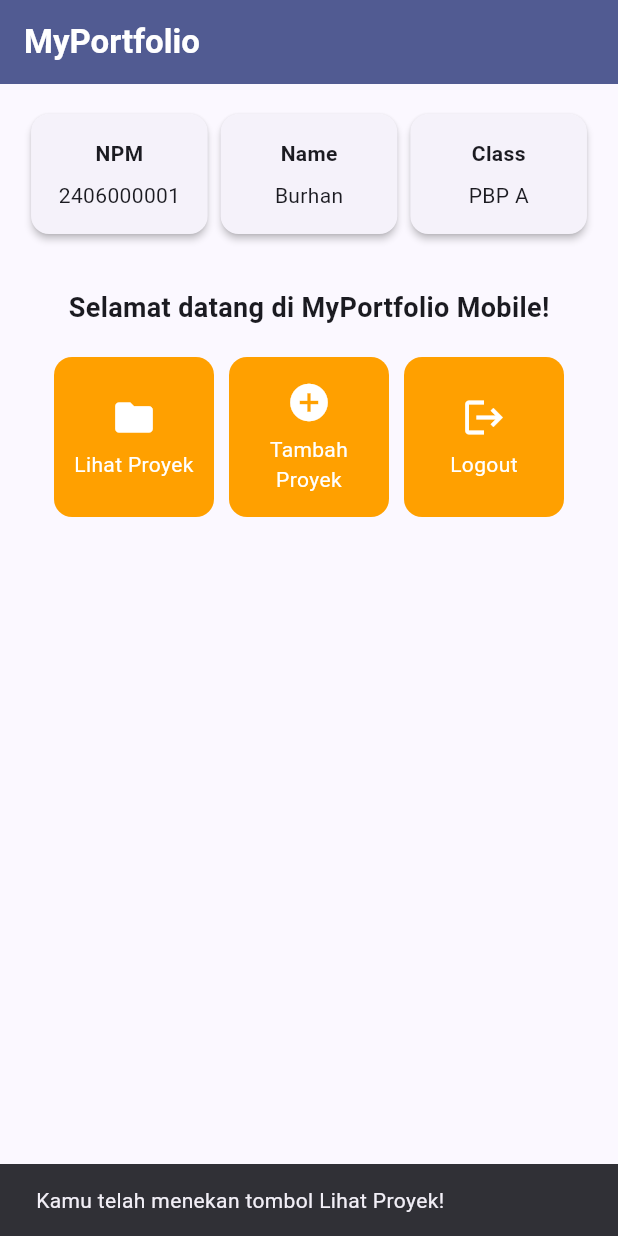
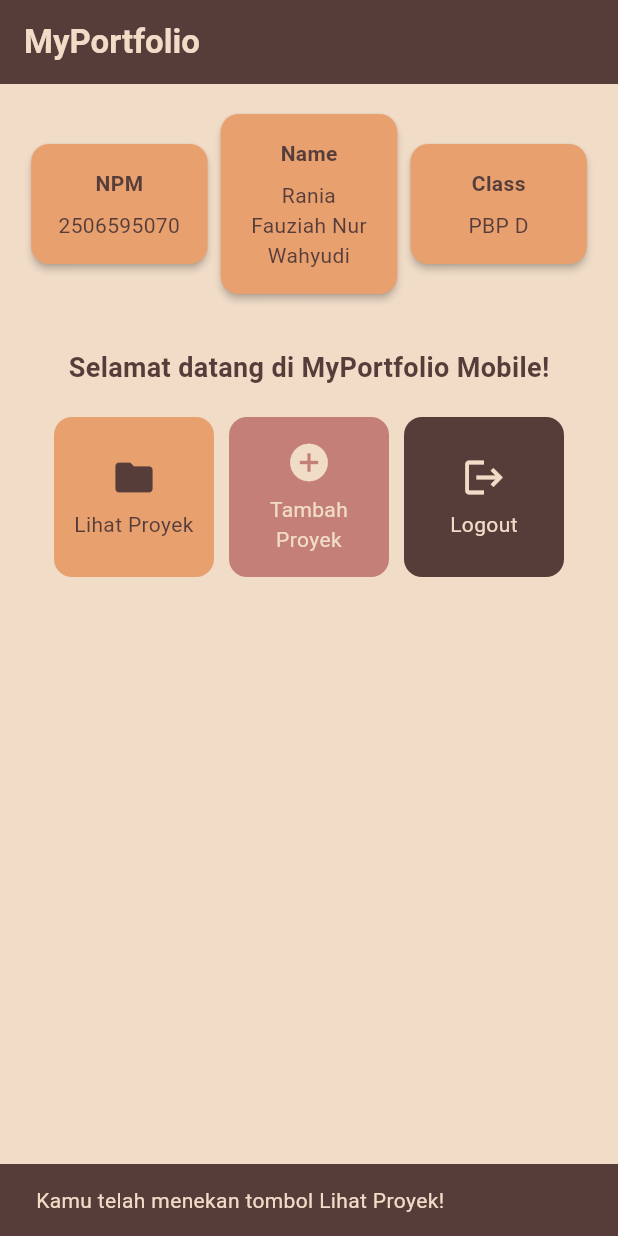
Before and after one commit to raniafauziah-csui/myportofolio_mobile, a Flutter app: the screen it shows after launch, after a tap on "Lihat Proyek", on a phone screen of 412 x 824 dp. Run offline on Flutter 3.47's test engine with Material 3 defaults, Android fonts, the phone set to English and light mode, and no system bars.

Commit message:
feat: tambah data profil dan warna unik tombol menu

```diff
--- a/lib/menu.dart
+++ b/lib/menu.dart
@@ -1,32 +1,43 @@
 import 'package:flutter/material.dart';
+
+// Palet warna aplikasi agar semua bagian halaman selaras.
+class AppColors {
+  static const Color brown = Color(0xFF563D3A); // teks & AppBar
+  static const Color cream = Color(0xFFF0DCC7); // latar belakang halaman
+  static const Color peach = Color(0xFFE8A06F); // aksen pengganti krem
+  static const Color rose = Color(0xFFC47F78); // aksen tambahan
+}
 
 class MyHomePage extends StatelessWidget {
   MyHomePage({super.key});
 
-  final String npm = "2406000001";
-  final String nama = "Burhan";
-  final String kelas = "PBP A";
+  final String npm = "2506595070";
+  final String nama = "Rania Fauziah Nur Wahyudi";
+  final String kelas = "PBP D";
 
   final List<ItemHomepage> items = [
-    ItemHomepage("Lihat Proyek", Icons.folder),
-    ItemHomepage("Tambah Proyek", Icons.add_circle),
-    ItemHomepage("Logout", Icons.logout),
+    // Krem diganti peach agar tidak menyatu dengan latar belakang.
+    ItemHomepage("Lihat Proyek", Icons.folder, AppColors.peach),
+    ItemHomepage("Tambah Proyek", Icons.add_circle, AppColors.rose),
+    ItemHomepage("Logout", Icons.logout, AppColors.brown),
   ];
 
     @override
   Widget build(BuildContext context) {
     // Scaffold menyediakan struktur visual dasar halaman (AppBar, Body, SnackBar).
     return Scaffold(
+      // Latar belakang halaman memakai warna krem.
+      backgroundColor: AppColors.cream,
       // AppBar menampilkan bar bagian atas halaman aplikasi.
       appBar: AppBar(
         title: const Text(
           'MyPortfolio',
           style: TextStyle(
-            color: Colors.white,
+            color: AppColors.cream,
             fontWeight: FontWeight.bold,
           ),
         ),
-        backgroundColor: Theme.of(context).colorScheme.primary,
+        backgroundColor: AppColors.brown,
       ),
       // Body halaman utama dengan padding di sekelilingnya.
       body: Padding(
@@ -55,6 +66,7 @@ class MyHomePage extends StatelessWidget {
                     child: Text(
                       'Selamat datang di MyPortfolio Mobile!',
                       style: TextStyle(
+                        color: AppColors.brown,
                         fontWeight: FontWeight.bold,
                         fontSize: 18.0,
                       ),
@@ -94,6 +106,8 @@ class InfoCard extends StatelessWidget {
   @override
   Widget build(BuildContext context) {
     return Card(
+      // Kartu memakai warna peach agar selaras dengan palet.
+      color: AppColors.peach,
       // Memberikan efek bayangan kartu elevasi 2 unit.
       elevation: 2.0,
       child: Container(
@@ -105,10 +119,18 @@ class InfoCard extends StatelessWidget {
           children: [
             Text(
               title,
-              style: const TextStyle(fontWeight: FontWeight.bold),
+              style: const TextStyle(
+                color: AppColors.brown,
+                fontWeight: FontWeight.bold,
+              ),
             ),
             const SizedBox(height: 8.0),
-            Text(content),
+            // textAlign agar nama panjang tetap rapi di tengah kartu.
+            Text(
+              content,
+              textAlign: TextAlign.center,
+              style: const TextStyle(color: AppColors.brown),
+            ),
           ],
         ),
       ),
@@ -119,8 +141,9 @@ class InfoCard extends StatelessWidget {
 class ItemHomepage {
   final String name;
   final IconData icon;
+  final Color color;
 
-  ItemHomepage(this.name, this.icon);
+  ItemHomepage(this.name, this.icon, this.color);
 }
 
 class ItemCard extends StatelessWidget {
@@ -130,9 +153,16 @@ class ItemCard extends StatelessWidget {
 
   @override
   Widget build(BuildContext context) {
+    // Warna teks/ikon menyesuaikan kecerahan latar kartu:
+    // latar gelap -> krem, latar terang -> coklat.
+    final Color foregroundColor =
+        ThemeData.estimateBrightnessForColor(item.color) == Brightness.dark
+            ? AppColors.cream
+            : AppColors.brown;
+
     return Material(
-      // Menggunakan warna sekunder dari skema tema aplikasi.
-      color: Theme.of(context).colorScheme.secondary,
+      // Menggunakan warna unik yang dimiliki masing-masing item.
+      color: item.color,
       borderRadius: BorderRadius.circular(12),
       child: InkWell(
         // Aksi ketika kartu ditekan oleh pengguna.
@@ -141,7 +171,13 @@ class ItemCard extends StatelessWidget {
           ScaffoldMessenger.of(context)
             ..hideCurrentSnackBar()
             ..showSnackBar(
-              SnackBar(content: Text("Kamu telah menekan tombol ${item.name}!"))
+              SnackBar(
+                content: Text(
+                  "Kamu telah menekan tombol ${item.name}!",
+                  style: const TextStyle(color: AppColors.cream),
+                ),
+                backgroundColor: AppColors.brown,
+              ),
             );
         },
         child: Container(
@@ -152,14 +188,14 @@ class ItemCard extends StatelessWidget {
               children: [
                 Icon(
                   item.icon,
-                  color: Colors.white,
+                  color: foregroundColor,
                   size: 30.0,
                 ),
                 const Padding(padding: EdgeInsets.all(3)),
                 Text(
                   item.name,
                   textAlign: TextAlign.center,
-                  style: const TextStyle(color: Colors.white),
+                  style: TextStyle(color: foregroundColor),
                 ),
               ],
             ),
```
